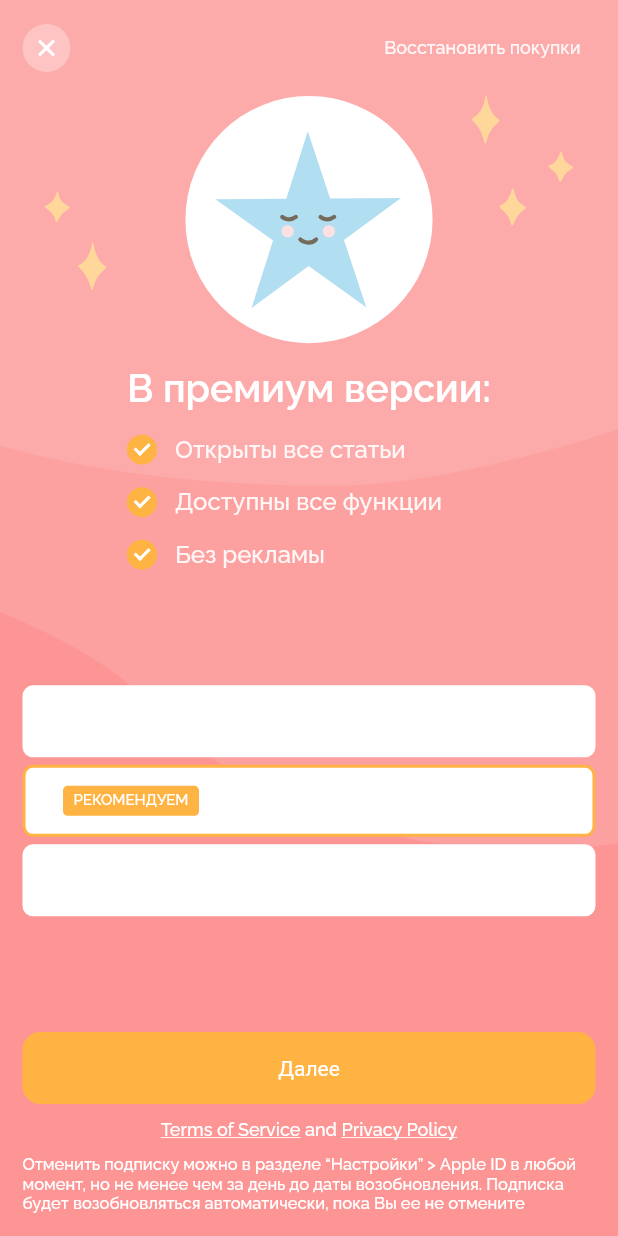
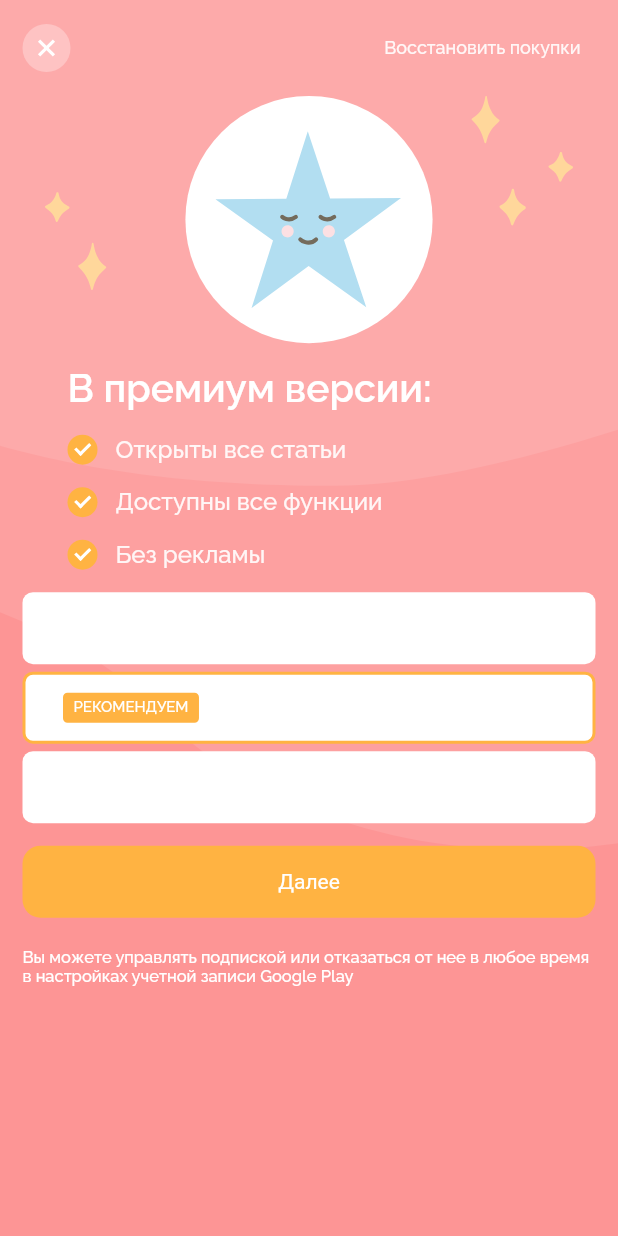
Before and after one commit to aidashaim/pregnancy_tracker_tm, a Flutter app: the PaywallScreen screen opened by its route, on a phone screen of 412 x 824 dp. Run offline on Flutter 3.47's test engine with Material 2 defaults, Android fonts, the phone set to English and light mode, and no system bars; our stand-ins replace connectivity, dotted_border, fl_chart, flutter_html, flutter_local_notifications, flutter_screenutil and 8 more; missing offline and left inert: in_app_purchase_android, launch_review; accounts and stored records are empty.

Commit message:
notification icon, paywall layout, hide pro in settings and etc

```diff
--- a/lib/models/day_model.dart
+++ b/lib/models/day_model.dart
@@ -1,5 +1,5 @@
+import 'package:collection/src/iterable_extensions.dart';
 import 'dart:developer';
-import 'package:collection/src/iterable_extensions.dart';
 import 'package:pregnancy_tracker_tm/models/calendar_event_type_model.dart';
 import 'package:pregnancy_tracker_tm/models/mood_model.dart';
 import 'package:pregnancy_tracker_tm/models/calendar_event_model.dart';
--- a/lib/screens/home/home_controller.dart
+++ b/lib/screens/home/home_controller.dart
@@ -28,6 +28,7 @@ class HomeController extends GetxController {
   final RxBool isAdvicesLoading = false.obs;
   final RxBool hasWeightToday = false.obs;
   final RxBool hasSizeToday = false.obs;
+  final RxBool isUserPro = false.obs;
   final RxList<WeeklyAdviceGroupModel> weeklyAdvices = <WeeklyAdviceGroupModel>[].obs;
   final RxList<DailyAdviceModel> dailyAdvices = <DailyAdviceModel>[].obs;
   final Rx<MoodModel?> selectedDayMood = Rx<MoodModel?>(null);
@@ -57,6 +58,7 @@ class HomeController extends GetxController {
     listController.addListener(() {
       getDailyAdvices();
     });
+    isUserPro.value = userRepository.currentUser.isPro;
     super.onInit();
   }
 
--- a/lib/screens/home/home_screen.dart
+++ b/lib/screens/home/home_screen.dart
@@ -2,7 +2,6 @@ import 'package:get/get.dart';
 import 'package:flutter/material.dart';
 import 'package:flutter_screenutil/flutter_screenutil.dart';
 import 'package:pregnancy_tracker_tm/models/mood_model.dart';
-import 'package:pregnancy_tracker_tm/repositories/user_repository.dart';
 import 'package:pregnancy_tracker_tm/screens/home/home_controller.dart';
 import 'package:pregnancy_tracker_tm/screens/home/widgets/baby_fruit.dart';
 import 'package:pregnancy_tracker_tm/screens/home/widgets/weekly_advices.dart';
@@ -69,7 +68,7 @@ class HomeScreen extends GetView<HomeController> {
                 SizedBox(height: 20.w),
               ],
               controller.selectedDayMood.value == null ? moodWidget() : const SizedBox(),
-              if (!userRepository.currentUser.isPro) ...[
+              if (controller.isUserPro.value) ...[
                 SizedBox(height: 20.w),
                 buyProWidget(),
               ],
--- a/lib/screens/paywall/paywall_controller.dart
+++ b/lib/screens/paywall/paywall_controller.dart
@@ -1,3 +1,5 @@
+import 'dart:io';
+
 import 'package:get/get.dart';
 import 'package:in_app_purchase/in_app_purchase.dart';
 import 'package:pregnancy_tracker_tm/services/purchase_service.dart';
@@ -12,6 +14,7 @@ class PaywallController extends GetxController {
 
   @override
   onInit() {
+    isAndroid.value = Platform.isAndroid;
     getItems();
     super.onInit();
   }
--- a/lib/screens/paywall/paywall_screen.dart
+++ b/lib/screens/paywall/paywall_screen.dart
@@ -20,9 +20,16 @@ class PaywallScreen extends GetView<PaywallController> {
           IgnorePointer(
             ignoring: controller.isLoading.value,
             child: Padding(
+              padding: EdgeInsets.all(0.w),
+              child: NotificationListener<OverscrollIndicatorNotification>(
+                onNotification: (overscroll) {
+                  overscroll.disallowIndicator();
+                  return false;
+                },
+                child: ListView(
+                shrinkWrap: true,
                 padding: EdgeInsets.all(15.w),
-              child: Column(
-                crossAxisAlignment: CrossAxisAlignment.center,
+                  //crossAxisAlignment: CrossAxisAlignment.center,
                   children: [
                     SizedBox(height: Get.mediaQuery.padding.top),
                     Row(
@@ -63,9 +70,11 @@ class PaywallScreen extends GetView<PaywallController> {
                     ),
                     SizedBox(height: 15.w),
                     advantagesList(),
-                  const Spacer(),
+                    SizedBox(height: 15.w),
+                    //const Spacer(),
                     !controller.isTrial.value ? trialWidget() : pricesWidget(),
-                  const Spacer(),
+                    SizedBox(height: 15.w),
+                    //const Spacer(),
                     AppButton(
                       title: controller.isTrial.value ? 'Далее' : 'Начать',
                       bgColor: UtilColors.mainOrange,
@@ -97,6 +106,7 @@ class PaywallScreen extends GetView<PaywallController> {
                       style: UtilTextStyles.policyTitle,
                     )
                   ],
+                ),
               ),
             ),
           ),
--- a/pubspec.yaml
+++ b/pubspec.yaml
@@ -1,7 +1,7 @@
 name: pregnancy_tracker_tm
 description: Pregnancy Tracker
 publish_to: 'none' # Remove this line if you wish to publish to pub.dev
-version: 1.0.0+6
+version: 1.0.0+9
 
 environment:
   sdk: ">=2.15.0 <3.0.0"
```
Also changed, not shown: lib/screens/login/login_controller.dart (+7 -7 lines), lib/screens/settings/settings_controller.dart (+20 -26 lines), lib/screens/settings/settings_screen.dart (+17 -1 lines), lib/services/purchase_service.dart (+11 -18 lines), 16 other files. Lines whose indentation alone changed are shown as unchanged.
